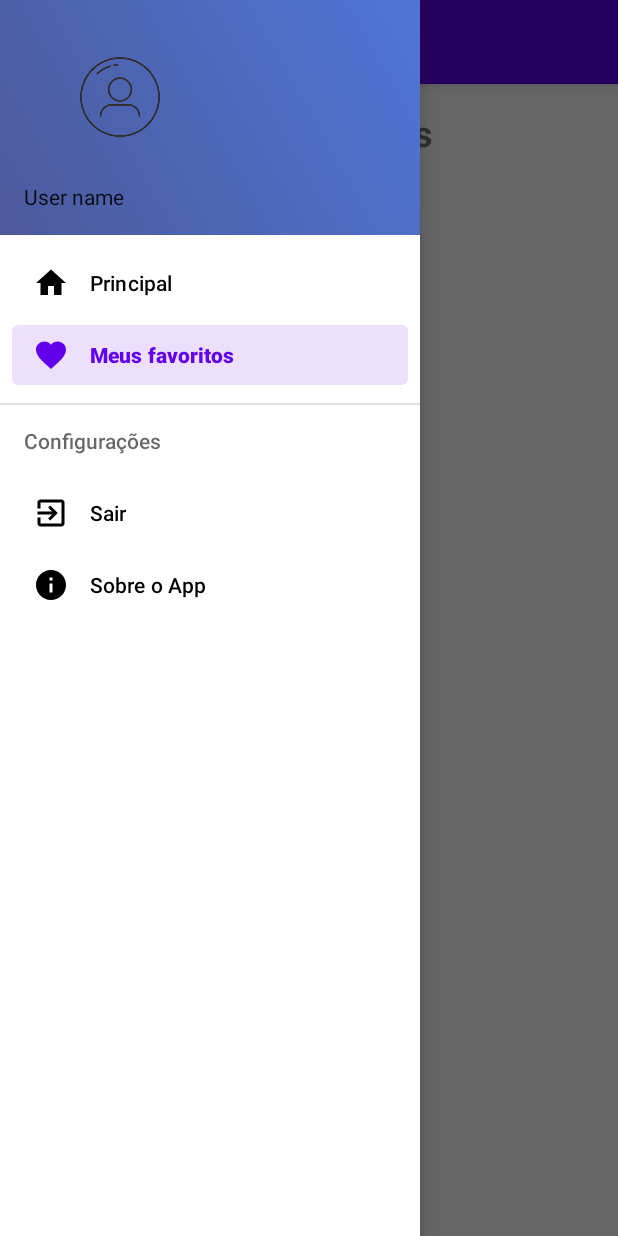
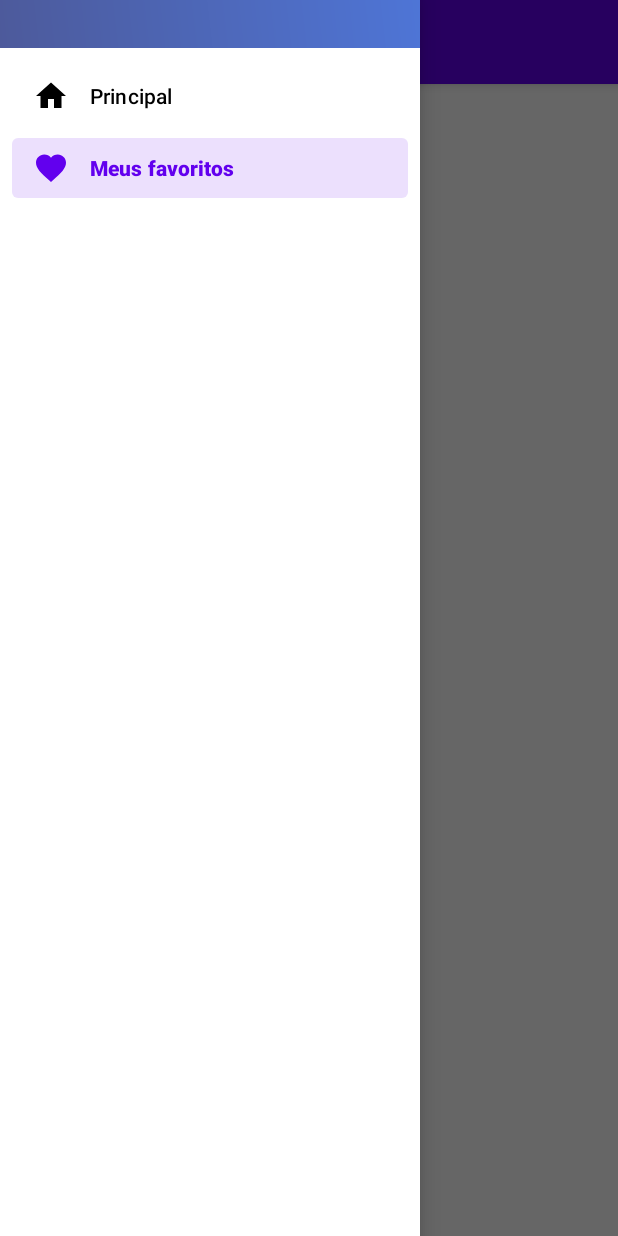
Before and after one commit to LorraneLobo/Anime-List, an Android app: the FavoritosFragment screen opened through its navigation route, with the side drawer open, on a phone screen of 412 x 824 dp. Run offline under Robolectric (Android 15) with nearby library versions, the phone set to English and light mode, and no system bars; our stand-ins replace navigation-ui; pictures from the network do not load; 1 statement that could not run was skipped.

```diff
--- a/app/src/main/java/com/lorrane/animelist/MainActivity.kt
+++ b/app/src/main/java/com/lorrane/animelist/MainActivity.kt
@@ -21,6 +21,7 @@ class MainActivity : AppCompatActivity() {
         setContentView(binding.root)
 
         setSupportActionBar(binding.contentMain.toolbar)
+        supportActionBar?.title = ""
 
         mAppBarConfiguration = AppBarConfiguration.Builder(R.id.topAnimeFragment)
             .setOpenableLayout(binding.drawerLayout)
--- a/app/src/main/java/com/lorrane/animelist/ui/favoritos/FavoritosAdapter.kt
+++ b/app/src/main/java/com/lorrane/animelist/ui/favoritos/FavoritosAdapter.kt
@@ -12,15 +12,20 @@ import com.bumptech.glide.Glide
 import com.lorrane.animelist.R
 import com.lorrane.animelist.model.Anime
 
-class FavoritosAdapter(var listaFavoritos: MutableList<Anime> = mutableListOf()) : RecyclerView.Adapter<FavoritosAdapter.MyViewHolder>() {
+class FavoritosAdapter(
+    var listaFavoritos: MutableList<Anime> = mutableListOf(),
+    val listener: OnClickListener
+) : RecyclerView.Adapter<FavoritosAdapter.MyViewHolder>() {
 
     override fun onCreateViewHolder(parent: ViewGroup, viewType: Int): MyViewHolder {
-        val itemLista: View = LayoutInflater.from(parent.getContext()).inflate(R.layout.adapter_favoritos, parent, false)
+        val itemLista: View = LayoutInflater.from(parent.getContext())
+            .inflate(R.layout.adapter_favoritos, parent, false)
         return MyViewHolder(itemLista)
     }
 
     override fun onBindViewHolder(holder: MyViewHolder, position: Int) {
-        val anime:Anime = listaFavoritos.get(position)
+        val anime: Anime = listaFavoritos.get(position)
+        holder.itemView.setOnClickListener { listener.onClickAnime(anime) }
         holder.textTitulo.text = anime.title
         holder.textEpisodios.text = anime.episodes.toString()
 
@@ -31,12 +36,12 @@ class FavoritosAdapter(var listaFavoritos: MutableList<Anime> = mutableListOf())
         return listaFavoritos.size
     }
 
-    fun appendData(dataList: List<Anime>) {
-        this.listaFavoritos.addAll(dataList)
+    fun setData(dataList: List<Anime>) {
+        this.listaFavoritos = dataList.toMutableList()
         notifyDataSetChanged()
     }
 
-    class MyViewHolder(itemView: View) : RecyclerView.ViewHolder(itemView){
+    class MyViewHolder(itemView: View) : RecyclerView.ViewHolder(itemView) {
 
         val imageAnime: ImageView = itemView.findViewById(R.id.imageAnime)
         val textTitulo: TextView = itemView.findViewById(R.id.textTituloAnime)
@@ -44,5 +49,7 @@ class FavoritosAdapter(var listaFavoritos: MutableList<Anime> = mutableListOf())
         val buttonFavoritar: ImageButton = itemView.findViewById(R.id.btnFavoritar)
     }
 
-
+    interface OnClickListener {
+        fun onClickAnime(anime: Anime)
+    }
 }
--- a/app/src/main/java/com/lorrane/animelist/ui/favoritos/FavoritosFragment.kt
+++ b/app/src/main/java/com/lorrane/animelist/ui/favoritos/FavoritosFragment.kt
@@ -4,28 +4,19 @@ import android.os.Bundle
 import android.view.LayoutInflater
 import android.view.View
 import android.view.ViewGroup
-import android.widget.Toast
 import androidx.fragment.app.Fragment
-import androidx.recyclerview.widget.GridLayoutManager
+import androidx.navigation.fragment.findNavController
 import androidx.recyclerview.widget.LinearLayoutManager
-import androidx.recyclerview.widget.RecyclerView
-import com.lorrane.animelist.api.Services
 import com.lorrane.animelist.databinding.FragmentFavoritosBinding
-import com.lorrane.animelist.databinding.FragmentTopAnimeBinding
 import com.lorrane.animelist.model.Anime
-import com.lorrane.animelist.model.Page
-import com.lorrane.animelist.ui.detalhesAnime.DetalhesAnimeFragment
-import com.lorrane.animelist.util.PAGE_SIZE
 import com.lorrane.animelist.util.PreferenceManagerUtil
-import retrofit2.Call
-import retrofit2.Callback
 import retrofit2.Response
 
-class FavoritosFragment : Fragment() {
+class FavoritosFragment : Fragment(), FavoritosAdapter.OnClickListener {
 
     private lateinit var binding: FragmentFavoritosBinding
 
-    private val adapterFavoritos: FavoritosAdapter = FavoritosAdapter()
+    private val adapterFavoritos: FavoritosAdapter = FavoritosAdapter(listener = this)
 
     override fun onCreateView(
         inflater: LayoutInflater, container: ViewGroup?,
@@ -44,7 +35,10 @@ class FavoritosFragment : Fragment() {
         }
 
         //Recupera Animes Favoritos
-        adapterFavoritos.appendData(PreferenceManagerUtil.getFavoritos(requireContext()))
+        adapterFavoritos.setData(PreferenceManagerUtil.getFavoritos(requireContext()))
     }
 
+    override fun onClickAnime(anime: Anime) {
+        findNavController().navigate(FavoritosFragmentDirections.actionFavoritosFragmentToDetalhesAnimeFragment(anime.id))
+    }
 }
--- a/app/src/main/res/layout/nav_header_main.xml
+++ b/app/src/main/res/layout/nav_header_main.xml
@@ -8,19 +8,6 @@
     android:orientation="vertical"
     android:padding="16dp">
 
-    <ImageView
-        android:id="@+id/imageView"
-        android:layout_width="128dp"
-        android:layout_height="89dp"
-        android:paddingTop="8dp"
-        app:srcCompat="@drawable/icon" />
-
-    <TextView
-        android:layout_width="match_parent"
-        android:layout_height="wrap_content"
-        android:layout_marginTop="8dp"
-        android:paddingTop="8dp"
-        android:text="User name"
-        android:textAppearance="@style/TextAppearance.AppCompat.Body1" />
+    />
 
 </LinearLayout>
--- a/app/src/main/res/menu/activity_main_drawer.xml
+++ b/app/src/main/res/menu/activity_main_drawer.xml
@@ -15,18 +15,4 @@
 
     </group>
 
-
-    <item android:title="Configurações">
-        <menu>
-            <item
-                android:id="@+id/nav_sair"
-                android:icon="@drawable/ic_sair_24"
-                android:title="Sair" />
-            <item
-                android:id="@+id/nav_sobre"
-                android:icon="@drawable/ic_sobre_24"
-                android:title="Sobre o App" />
-        </menu>
-    </item>
-
 </menu>
```
Also changed, not shown: app/src/main/res/layout/fragment_favoritos.xml (+0 -12 lines), app/src/main/res/navigation/nav_graph.xml (+7 -4 lines).
